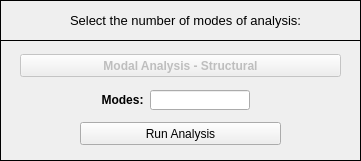
open-pulse/OpenPulse, file pulse/uix/user_input/ui/structuralModalAnalysisInput.ui: the form before one commit.
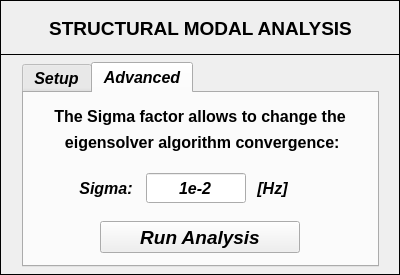
The form after the commit. The open tabs and pages were chosen to show the change. Icons and pictures are not drawn.

Commit message: decoupling dofs // modal analysis (sigma)

```diff
--- a/pulse/uix/user_input/ui/structuralModalAnalysisInput.ui
+++ b/pulse/uix/user_input/ui/structuralModalAnalysisInput.ui
@@ -9,8 +9,8 @@
    <rect>
     <x>0</x>
     <y>0</y>
-    <width>361</width>
-    <height>161</height>
+    <width>400</width>
+    <height>275</height>
    </rect>
   </property>
   <property name="sizePolicy">
@@ -21,14 +21,14 @@
   </property>
   <property name="minimumSize">
    <size>
-    <width>361</width>
-    <height>161</height>
+    <width>400</width>
+    <height>275</height>
    </size>
   </property>
   <property name="maximumSize">
    <size>
-    <width>361</width>
-    <height>162</height>
+    <width>400</width>
+    <height>275</height>
    </size>
   </property>
   <property name="contextMenuPolicy">
@@ -44,199 +44,525 @@
   <property name="whatsThis">
    <string/>
   </property>
-  <widget class="QWidget" name="widget" native="true">
+  <widget class="QFrame" name="frame_2">
    <property name="geometry">
     <rect>
      <x>0</x>
-     <y>0</y>
-     <width>361</width>
-     <height>161</height>
+     <y>54</y>
+     <width>400</width>
+     <height>221</height>
     </rect>
    </property>
    <property name="font">
     <font>
-     <kerning>true</kerning>
+     <family>Arial</family>
+     <pointsize>12</pointsize>
+     <weight>75</weight>
+     <bold>true</bold>
     </font>
    </property>
-   <widget class="QFrame" name="frame">
+   <property name="frameShape">
+    <enum>QFrame::Box</enum>
+   </property>
+   <property name="frameShadow">
+    <enum>QFrame::Plain</enum>
+   </property>
+   <widget class="QTabWidget" name="tabWidget">
     <property name="geometry">
      <rect>
-      <x>0</x>
-      <y>0</y>
-      <width>361</width>
-      <height>41</height>
+      <x>22</x>
+      <y>8</y>
+      <width>357</width>
+      <height>205</height>
      </rect>
     </property>
-    <property name="frameShape">
-     <enum>QFrame::Box</enum>
+    <property name="font">
+     <font>
+      <family>Arial</family>
+      <pointsize>12</pointsize>
+      <weight>75</weight>
+      <italic>true</italic>
+      <bold>true</bold>
+     </font>
     </property>
-    <property name="frameShadow">
-     <enum>QFrame::Plain</enum>
+    <property name="currentIndex">
+     <number>0</number>
     </property>
-    <property name="lineWidth">
-     <number>1</number>
-    </property>
-    <widget class="QLabel" name="label">
-     <property name="geometry">
-      <rect>
-       <x>10</x>
-       <y>12</y>
-       <width>351</width>
-       <height>16</height>
-      </rect>
-     </property>
-     <property name="font">
-      <font>
-       <pointsize>10</pointsize>
-       <italic>false</italic>
-      </font>
-     </property>
-     <property name="text">
-      <string>Select the number of modes of analysis:</string>
-     </property>
-     <property name="textFormat">
-      <enum>Qt::AutoText</enum>
-     </property>
-     <property name="alignment">
-      <set>Qt::AlignCenter</set>
-     </property>
+    <widget class="QWidget" name="tab">
+     <attribute name="title">
+      <string>Setup</string>
+     </attribute>
+     <widget class="QLineEdit" name="lineEdit_number_modes">
+      <property name="geometry">
+       <rect>
+        <x>122</x>
+        <y>80</y>
+        <width>100</width>
+        <height>30</height>
+       </rect>
+      </property>
+      <property name="minimumSize">
+       <size>
+        <width>100</width>
+        <height>30</height>
+       </size>
+      </property>
+      <property name="maximumSize">
+       <size>
+        <width>100</width>
+        <height>30</height>
+       </size>
+      </property>
+      <property name="font">
+       <font>
+        <family>Arial</family>
+        <pointsize>12</pointsize>
+        <weight>75</weight>
+        <italic>true</italic>
+        <bold>true</bold>
+       </font>
+      </property>
+      <property name="text">
+       <string>20</string>
+      </property>
+      <property name="alignment">
+       <set>Qt::AlignCenter</set>
+      </property>
+     </widget>
+     <widget class="QLabel" name="label_2">
+      <property name="geometry">
+       <rect>
+        <x>42</x>
+        <y>80</y>
+        <width>80</width>
+        <height>30</height>
+       </rect>
+      </property>
+      <property name="minimumSize">
+       <size>
+        <width>80</width>
+        <height>30</height>
+       </size>
+      </property>
+      <property name="maximumSize">
+       <size>
+        <width>80</width>
+        <height>30</height>
+       </size>
+      </property>
+      <property name="font">
+       <font>
+        <family>Arial</family>
+        <pointsize>12</pointsize>
+        <weight>75</weight>
+        <bold>true</bold>
+       </font>
+      </property>
+      <property name="text">
+       <string>Modes:</string>
+      </property>
+      <property name="alignment">
+       <set>Qt::AlignCenter</set>
+      </property>
+     </widget>
+     <widget class="QPushButton" name="pushButton">
+      <property name="geometry">
+       <rect>
+        <x>76</x>
+        <y>128</y>
+        <width>200</width>
+        <height>32</height>
+       </rect>
+      </property>
+      <property name="minimumSize">
+       <size>
+        <width>200</width>
+        <height>32</height>
+       </size>
+      </property>
+      <property name="maximumSize">
+       <size>
+        <width>200</width>
+        <height>32</height>
+       </size>
+      </property>
+      <property name="font">
+       <font>
+        <family>Arial</family>
+        <pointsize>14</pointsize>
+        <weight>75</weight>
+        <italic>true</italic>
+        <bold>true</bold>
+       </font>
+      </property>
+      <property name="text">
+       <string>Run Analysis</string>
+      </property>
+     </widget>
+     <widget class="QLabel" name="label_9">
+      <property name="geometry">
+       <rect>
+        <x>14</x>
+        <y>34</y>
+        <width>320</width>
+        <height>30</height>
+       </rect>
+      </property>
+      <property name="minimumSize">
+       <size>
+        <width>320</width>
+        <height>30</height>
+       </size>
+      </property>
+      <property name="maximumSize">
+       <size>
+        <width>320</width>
+        <height>30</height>
+       </size>
+      </property>
+      <property name="font">
+       <font>
+        <family>Arial</family>
+        <pointsize>12</pointsize>
+        <weight>75</weight>
+        <italic>false</italic>
+        <bold>true</bold>
+       </font>
+      </property>
+      <property name="text">
+       <string>in structural modal analysis</string>
+      </property>
+      <property name="textFormat">
+       <enum>Qt::AutoText</enum>
+      </property>
+      <property name="alignment">
+       <set>Qt::AlignCenter</set>
+      </property>
+     </widget>
+     <widget class="QLabel" name="label_5">
+      <property name="geometry">
+       <rect>
+        <x>14</x>
+        <y>8</y>
+        <width>320</width>
+        <height>30</height>
+       </rect>
+      </property>
+      <property name="minimumSize">
+       <size>
+        <width>320</width>
+        <height>30</height>
+       </size>
+      </property>
+      <property name="maximumSize">
+       <size>
+        <width>320</width>
+        <height>30</height>
+       </size>
+      </property>
+      <property name="font">
+       <font>
+        <family>Arial</family>
+        <pointsize>12</pointsize>
+        <weight>75</weight>
+        <italic>false</italic>
+        <bold>true</bold>
+       </font>
+      </property>
+      <property name="text">
+       <string>Select the number of modes to solve</string>
+      </property>
+      <property name="textFormat">
+       <enum>Qt::AutoText</enum>
+      </property>
+      <property name="alignment">
+       <set>Qt::AlignCenter</set>
+      </property>
+     </widget>
+    </widget>
+    <widget class="QWidget" name="tab_2">
+     <attribute name="title">
+      <string>Advanced</string>
+     </attribute>
+     <widget class="QLabel" name="label_4">
+      <property name="geometry">
+       <rect>
+        <x>224</x>
+        <y>80</y>
+        <width>49</width>
+        <height>30</height>
+       </rect>
+      </property>
+      <property name="minimumSize">
+       <size>
+        <width>49</width>
+        <height>30</height>
+       </size>
+      </property>
+      <property name="maximumSize">
+       <size>
+        <width>49</width>
+        <height>30</height>
+       </size>
+      </property>
+      <property name="font">
+       <font>
+        <family>Arial</family>
+        <pointsize>12</pointsize>
+        <weight>75</weight>
+        <bold>true</bold>
+       </font>
+      </property>
+      <property name="text">
+       <string>[Hz]</string>
+      </property>
+      <property name="alignment">
+       <set>Qt::AlignCenter</set>
+      </property>
+     </widget>
+     <widget class="QLabel" name="label_3">
+      <property name="geometry">
+       <rect>
+        <x>42</x>
+        <y>80</y>
+        <width>80</width>
+        <height>30</height>
+       </rect>
+      </property>
+      <property name="minimumSize">
+       <size>
+        <width>80</width>
+        <height>30</height>
+       </size>
+      </property>
+      <property name="maximumSize">
+       <size>
+        <width>80</width>
+        <height>30</height>
+       </size>
+      </property>
+      <property name="font">
+       <font>
+        <family>Arial</family>
+        <pointsize>12</pointsize>
+        <weight>75</weight>
+        <bold>true</bold>
+       </font>
+      </property>
+      <property name="text">
+       <string>Sigma:</string>
+      </property>
+      <property name="alignment">
+       <set>Qt::AlignCenter</set>
+      </property>
+     </widget>
+     <widget class="QLineEdit" name="lineEdit_input_sigma_factor">
+      <property name="geometry">
+       <rect>
+        <x>122</x>
+        <y>80</y>
+        <width>100</width>
+        <height>30</height>
+       </rect>
+      </property>
+      <property name="minimumSize">
+       <size>
+        <width>100</width>
+        <height>30</height>
+       </size>
+      </property>
+      <property name="maximumSize">
+       <size>
+        <width>100</width>
+        <height>30</height>
+       </size>
+      </property>
+      <property name="font">
+       <font>
+        <family>Arial</family>
+        <pointsize>12</pointsize>
+        <weight>75</weight>
+        <italic>true</italic>
+        <bold>true</bold>
+       </font>
+      </property>
+      <property name="text">
+       <string>1e-2</string>
+      </property>
+      <property name="alignment">
+       <set>Qt::AlignCenter</set>
+      </property>
+     </widget>
+     <widget class="QPushButton" name="pushButton_2">
+      <property name="geometry">
+       <rect>
+        <x>76</x>
+        <y>128</y>
+        <width>200</width>
+        <height>32</height>
+       </rect>
+      </property>
+      <property name="minimumSize">
+       <size>
+        <width>200</width>
+        <height>32</height>
+       </size>
+      </property>
+      <property name="maximumSize">
+       <size>
+        <width>200</width>
+        <height>32</height>
+       </size>
+      </property>
+      <property name="font">
+       <font>
+        <family>Arial</family>
+        <pointsize>14</pointsize>
+        <weight>75</weight>
+        <italic>true</italic>
+        <bold>true</bold>
+       </font>
+      </property>
+      <property name="text">
+       <string>Run Analysis</string>
+      </property>
+     </widget>
+     <widget class="QLabel" name="label_7">
+      <property name="geometry">
+       <rect>
+        <x>16</x>
+        <y>8</y>
+        <width>320</width>
+        <height>30</height>
+       </rect>
+      </property>
+      <property name="minimumSize">
+       <size>
+        <width>320</width>
+        <height>30</height>
+       </size>
+      </property>
+      <property name="maximumSize">
+       <size>
+        <width>320</width>
+        <height>30</height>
+       </size>
+      </property>
+      <property name="font">
+       <font>
+        <family>Arial</family>
+        <pointsize>12</pointsize>
+        <weight>75</weight>
+        <italic>false</italic>
+        <bold>true</bold>
+       </font>
+      </property>
+      <property name="text">
+       <string>The Sigma factor allows to change the</string>
+      </property>
+      <property name="textFormat">
+       <enum>Qt::AutoText</enum>
+      </property>
+      <property name="alignment">
+       <set>Qt::AlignCenter</set>
+      </property>
+     </widget>
+     <widget class="QLabel" name="label_8">
+      <property name="geometry">
+       <rect>
+        <x>16</x>
+        <y>34</y>
+        <width>320</width>
+        <height>30</height>
+       </rect>
+      </property>
+      <property name="minimumSize">
+       <size>
+        <width>320</width>
+        <height>30</height>
+       </size>
+      </property>
+      <property name="maximumSize">
+       <size>
+        <width>320</width>
+        <height>30</height>
+       </size>
+      </property>
+      <property name="font">
+       <font>
+        <family>Arial</family>
+        <pointsize>12</pointsize>
+        <weight>75</weight>
+        <italic>false</italic>
+        <bold>true</bold>
+       </font>
+      </property>
+      <property name="text">
+       <string> eigensolver algorithm convergence:</string>
+      </property>
+      <property name="textFormat">
+       <enum>Qt::AutoText</enum>
+      </property>
+      <property name="alignment">
+       <set>Qt::AlignCenter</set>
+      </property>
+     </widget>
     </widget>
    </widget>
-   <widget class="QFrame" name="frame_2">
+  </widget>
+  <widget class="QFrame" name="frame">
+   <property name="geometry">
+    <rect>
+     <x>0</x>
+     <y>0</y>
+     <width>400</width>
+     <height>55</height>
+    </rect>
+   </property>
+   <property name="font">
+    <font>
+     <family>Arial</family>
+     <pointsize>12</pointsize>
+     <weight>75</weight>
+     <bold>true</bold>
+    </font>
+   </property>
+   <property name="frameShape">
+    <enum>QFrame::Box</enum>
+   </property>
+   <property name="frameShadow">
+    <enum>QFrame::Plain</enum>
+   </property>
+   <property name="lineWidth">
+    <number>1</number>
+   </property>
+   <widget class="QLabel" name="label_6">
     <property name="geometry">
      <rect>
-      <x>0</x>
-      <y>40</y>
+      <x>20</x>
+      <y>10</y>
       <width>361</width>
-      <height>121</height>
+      <height>37</height>
      </rect>
     </property>
-    <property name="frameShape">
-     <enum>QFrame::Box</enum>
+    <property name="font">
+     <font>
+      <family>Arial</family>
+      <pointsize>14</pointsize>
+      <weight>75</weight>
+      <italic>false</italic>
+      <bold>true</bold>
+     </font>
     </property>
-    <property name="frameShadow">
-     <enum>QFrame::Plain</enum>
+    <property name="text">
+     <string>STRUCTURAL MODAL ANALYSIS</string>
     </property>
-    <widget class="QPushButton" name="pushButton">
-     <property name="enabled">
-      <bool>false</bool>
-     </property>
-     <property name="geometry">
-      <rect>
-       <x>20</x>
-       <y>14</y>
-       <width>321</width>
-       <height>23</height>
-      </rect>
-     </property>
-     <property name="font">
-      <font>
-       <weight>75</weight>
-       <bold>true</bold>
-      </font>
-     </property>
-     <property name="text">
-      <string>Modal Analysis - Structural</string>
-     </property>
-     <property name="icon">
-      <iconset>
-       <activeon>../../../../../../Downloads/load.png</activeon>
-      </iconset>
-     </property>
-     <property name="shortcut">
-      <string/>
-     </property>
-     <property name="autoDefault">
-      <bool>true</bool>
-     </property>
-     <property name="default">
-      <bool>false</bool>
-     </property>
-     <property name="flat">
-      <bool>false</bool>
-     </property>
-    </widget>
-    <widget class="QPushButton" name="pushButton_2">
-     <property name="geometry">
-      <rect>
-       <x>80</x>
-       <y>82</y>
-       <width>201</width>
-       <height>23</height>
-      </rect>
-     </property>
-     <property name="text">
-      <string>Run Analysis</string>
-     </property>
-    </widget>
-    <widget class="QLineEdit" name="lineEdit">
-     <property name="geometry">
-      <rect>
-       <x>150</x>
-       <y>50</y>
-       <width>100</width>
-       <height>20</height>
-      </rect>
-     </property>
-     <property name="minimumSize">
-      <size>
-       <width>100</width>
-       <height>20</height>
-      </size>
-     </property>
-     <property name="maximumSize">
-      <size>
-       <width>100</width>
-       <height>20</height>
-      </size>
-     </property>
-     <property name="font">
-      <font>
-       <family>Arial</family>
-       <pointsize>10</pointsize>
-       <weight>75</weight>
-       <italic>true</italic>
-       <bold>true</bold>
-      </font>
-     </property>
-     <property name="alignment">
-      <set>Qt::AlignCenter</set>
-     </property>
-    </widget>
-    <widget class="QLabel" name="label_2">
-     <property name="geometry">
-      <rect>
-       <x>98</x>
-       <y>50</y>
-       <width>49</width>
-       <height>20</height>
-      </rect>
-     </property>
-     <property name="minimumSize">
-      <size>
-       <width>49</width>
-       <height>20</height>
-      </size>
-     </property>
-     <property name="maximumSize">
-      <size>
-       <width>49</width>
-       <height>20</height>
-      </size>
-     </property>
-     <property name="font">
-      <font>
-       <weight>75</weight>
-       <bold>true</bold>
-      </font>
-     </property>
-     <property name="text">
-      <string>Modes:</string>
-     </property>
-     <property name="alignment">
-      <set>Qt::AlignCenter</set>
-     </property>
-    </widget>
+    <property name="textFormat">
+     <enum>Qt::AutoText</enum>
+    </property>
+    <property name="alignment">
+     <set>Qt::AlignCenter</set>
+    </property>
    </widget>
   </widget>
  </widget>
```
The commit also changes 17 other files.
